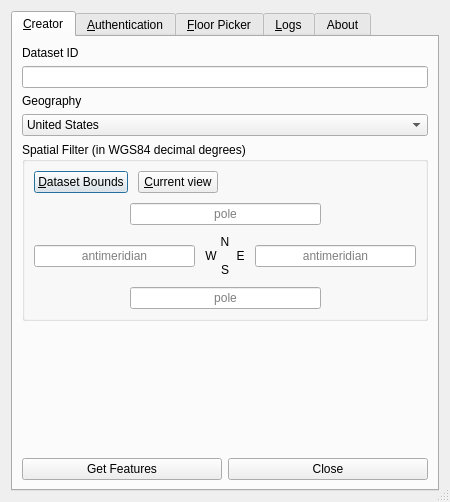
This is src/ui/azure_maps_plugin_dialog_base.ui in Azure/Azure-Maps-plugin-for-QGIS as Qt 5 draws it before an edit. The edited form follows.
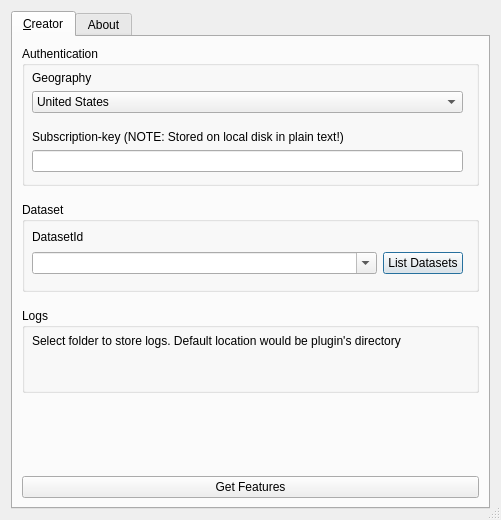
This is the edited form. Icons and pictures are not drawn. Custom widgets are drawn as their Qt base class.

Diff of the .ui file:
```diff
--- a/src/ui/azure_maps_plugin_dialog_base.ui
+++ b/src/ui/azure_maps_plugin_dialog_base.ui
@@ -6,8 +6,8 @@
    <rect>
     <x>0</x>
     <y>0</y>
-    <width>450</width>
-    <height>500</height>
+    <width>501</width>
+    <height>520</height>
    </rect>
   </property>
   <property name="sizePolicy">
@@ -52,235 +52,98 @@
       </attribute>
       <layout class="QVBoxLayout" name="verticalLayout_7">
        <item>
-        <widget class="QLabel" name="label_5">
-         <property name="text">
-          <string>Dataset ID</string>
+        <widget class="QGroupBox" name="authentication">
+         <property name="minimumSize">
+          <size>
+           <width>0</width>
+           <height>140</height>
+          </size>
          </property>
-        </widget>
-       </item>
-       <item>
-        <widget class="QLineEdit" name="datasetId">
-         <property name="frame">
-          <bool>true</bool>
+         <property name="layoutDirection">
+          <enum>Qt::LeftToRight</enum>
          </property>
-         <property name="placeholderText">
-          <string/>
-         </property>
-         <property name="clearButtonEnabled">
-          <bool>true</bool>
-         </property>
-        </widget>
-       </item>
-       <item>
-        <widget class="QLabel" name="label_4">
-         <property name="text">
-          <string>Geography</string>
-         </property>
-        </widget>
-       </item>
-       <item>
-        <widget class="QComboBox" name="geographyDropdown">
-         <item>
-          <property name="text">
-           <string>United States</string>
-          </property>
-         </item>
-         <item>
-          <property name="text">
-           <string>Test</string>
-          </property>
-         </item>
-         <item>
-          <property name="text">
-           <string>Localhost</string>
-          </property>
-         </item>
-         <item>
-          <property name="text">
-           <string>Europe</string>
-          </property>
-         </item>
-        </widget>
-       </item>
-       <item>
-        <widget class="QGroupBox" name="groupBox_3">
-         <property name="sizePolicy">
-          <sizepolicy hsizetype="Expanding" vsizetype="Fixed">
-           <horstretch>0</horstretch>
-           <verstretch>0</verstretch>
-          </sizepolicy>
-         </property>
          <property name="title">
-          <string>Spatial Filter (in WGS84 decimal degrees)</string>
+          <string>Authentication</string>
          </property>
-         <layout class="QVBoxLayout" name="verticalLayout_6">
-          <property name="spacing">
-           <number>10</number>
+         <widget class="QWidget" name="verticalLayoutWidget">
+          <property name="geometry">
+           <rect>
+            <x>10</x>
+            <y>20</y>
+            <width>431</width>
+            <height>111</height>
+           </rect>
           </property>
-          <item>
-           <layout class="QHBoxLayout" name="horizontalLayout_7">
-            <item>
-             <widget class="QPushButton" name="allExtentButton">
+          <layout class="QVBoxLayout" name="authenticationLayout">
+           <property name="topMargin">
+            <number>5</number>
+           </property>
+           <property name="bottomMargin">
+            <number>5</number>
+           </property>
+           <item>
+            <widget class="QLabel" name="geographyDropdownLabel">
+             <property name="text">
+              <string>Geography</string>
+             </property>
+            </widget>
+           </item>
+           <item>
+            <widget class="QComboBox" name="geographyDropdown">
+             <item>
               <property name="text">
-               <string>&amp;Dataset Bounds</string>
+               <string>United States</string>
               </property>
-             </widget>
-            </item>
-            <item>
-             <widget class="QPushButton" name="currentExtentButton">
+             </item>
+             <item>
               <property name="text">
-               <string>&amp;Current view</string>
+               <string>Test</string>
               </property>
-             </widget>
-            </item>
-            <item>
-             <spacer name="horizontalSpacer">
-              <property name="orientation">
-               <enum>Qt::Horizontal</enum>
+             </item>
+             <item>
+              <property name="text">
+               <string>Localhost</string>
               </property>
-              <property name="sizeHint" stdset="0">
-               <size>
-                <width>40</width>
-                <height>20</height>
-               </size>
+             </item>
+             <item>
+              <property name="text">
+               <string>Europe</string>
               </property>
-             </spacer>
-            </item>
-           </layout>
-          </item>
-          <item>
-           <layout class="QVBoxLayout" name="verticalLayout_5">
-            <item>
-             <layout class="QHBoxLayout" name="horizontalLayout_9" stretch="1,2,1">
-              <item>
-               <spacer name="horizontalSpacer_3">
-                <property name="orientation">
-                 <enum>Qt::Horizontal</enum>
-                </property>
-                <property name="sizeHint" stdset="0">
-                 <size>
-                  <width>40</width>
-                  <height>20</height>
-                 </size>
-                </property>
-               </spacer>
-              </item>
-              <item>
-               <widget class="QLineEdit" name="extentNorth">
-                <property name="text">
-                 <string/>
-                </property>
-                <property name="alignment">
-                 <set>Qt::AlignCenter</set>
-                </property>
-                <property name="placeholderText">
-                 <string>pole</string>
-                </property>
-               </widget>
-              </item>
-              <item>
-               <spacer name="horizontalSpacer_2">
-                <property name="orientation">
-                 <enum>Qt::Horizontal</enum>
-                </property>
-                <property name="sizeHint" stdset="0">
-                 <size>
-                  <width>40</width>
-                  <height>20</height>
-                 </size>
-                </property>
-               </spacer>
-              </item>
-             </layout>
-            </item>
-            <item>
-             <layout class="QHBoxLayout" name="horizontalLayout_8">
-              <item>
-               <widget class="QLineEdit" name="extentWest">
-                <property name="text">
-                 <string/>
-                </property>
-                <property name="alignment">
-                 <set>Qt::AlignCenter</set>
-                </property>
-                <property name="placeholderText">
-                 <string>antimeridian</string>
-                </property>
-               </widget>
-              </item>
-              <item>
-               <widget class="QLabel" name="label">
-                <property name="text">
-                 <string>N
-W      E
-S</string>
-                </property>
-                <property name="alignment">
-                 <set>Qt::AlignCenter</set>
-                </property>
-               </widget>
-              </item>
-              <item>
-               <widget class="QLineEdit" name="extentEast">
-                <property name="text">
-                 <string/>
-                </property>
-                <property name="alignment">
-                 <set>Qt::AlignCenter</set>
-                </property>
-                <property name="placeholderText">
-                 <string>antimeridian</string>
-                </property>
-               </widget>
-              </item>
-             </layout>
-            </item>
-            <item>
-             <layout class="QHBoxLayout" name="horizontalLayout_10" stretch="1,2,1">
-              <item>
-               <spacer name="horizontalSpacer_4">
-                <property name="orientation">
-                 <enum>Qt::Horizontal</enum>
-                </property>
-                <property name="sizeHint" stdset="0">
-                 <size>
-                  <width>40</width>
-                  <height>20</height>
-                 </size>
-                </property>
-               </spacer>
-              </item>
-              <item>
-               <widget class="QLineEdit" name="extentSouth">
-                <property name="text">
-                 <string/>
-                </property>
-                <property name="alignment">
-                 <set>Qt::AlignCenter</set>
-                </property>
-                <property name="placeholderText">
-                 <string>pole</string>
-                </property>
-               </widget>
-              </item>
-              <item>
-               <spacer name="horizontalSpacer_5">
-                <property name="orientation">
-                 <enum>Qt::Horizontal</enum>
-                </property>
-                <property name="sizeHint" stdset="0">
-                 <size>
-                  <width>40</width>
-                  <height>20</height>
-                 </size>
-                </property>
-               </spacer>
-              </item>
-             </layout>
-            </item>
-           </layout>
-          </item>
-         </layout>
+             </item>
+            </widget>
+           </item>
+           <item>
+            <spacer name="spacerInsideAuthentication">
+             <property name="orientation">
+              <enum>Qt::Vertical</enum>
+             </property>
+             <property name="sizeHint" stdset="0">
+              <size>
+               <width>20</width>
+               <height>5</height>
+              </size>
+             </property>
+            </spacer>
+           </item>
+           <item>
+            <widget class="QLabel" name="subKeyLabel">
+             <property name="text">
+              <string>Subscription-key (NOTE: Stored on local disk in plain text!)</string>
+             </property>
+            </widget>
+           </item>
+           <item>
+            <widget class="QLineEdit" name="subKey">
+             <property name="echoMode">
+              <enum>QLineEdit::PasswordEchoOnEdit</enum>
+             </property>
+             <property name="clearButtonEnabled">
+              <bool>true</bool>
+             </property>
+            </widget>
+           </item>
+          </layout>
+         </widget>
         </widget>
        </item>
        <item>
@@ -288,133 +151,154 @@
          <property name="orientation">
           <enum>Qt::Vertical</enum>
          </property>
+         <property name="sizeType">
+          <enum>QSizePolicy::Fixed</enum>
+         </property>
          <property name="sizeHint" stdset="0">
           <size>
            <width>20</width>
-           <height>0</height>
+           <height>10</height>
           </size>
          </property>
         </spacer>
        </item>
        <item>
-        <layout class="QHBoxLayout" name="horizontalLayout_6">
-         <item>
-          <widget class="QPushButton" name="getFeaturesButton">
-           <property name="text">
-            <string>Get Features</string>
-           </property>
-           <property name="default">
-            <bool>false</bool>
-           </property>
-          </widget>
-         </item>
-         <item>
-          <widget class="QPushButton" name="closeButton">
-           <property name="text">
-            <string>Close</string>
-           </property>
-          </widget>
-         </item>
-        </layout>
-       </item>
-      </layout>
-     </widget>
-     <widget class="QWidget" name="authTab">
-      <attribute name="title">
-       <string>&amp;Authentication</string>
-      </attribute>
-      <layout class="QVBoxLayout" name="verticalLayout_4">
-       <item>
-        <widget class="QRadioButton" name="skButton">
-         <property name="text">
-          <string>Use Shared Key authentication</string>
+        <widget class="QGroupBox" name="dataset">
+         <property name="minimumSize">
+          <size>
+           <width>0</width>
+           <height>90</height>
+          </size>
          </property>
-         <property name="checked">
-          <bool>true</bool>
+         <property name="title">
+          <string>Dataset</string>
          </property>
+         <widget class="QWidget" name="verticalLayoutWidget_2">
+          <property name="geometry">
+           <rect>
+            <x>10</x>
+            <y>20</y>
+            <width>431</width>
+            <height>61</height>
+           </rect>
+          </property>
+          <layout class="QVBoxLayout" name="datasetLayout">
+           <property name="topMargin">
+            <number>5</number>
+           </property>
+           <property name="bottomMargin">
+            <number>5</number>
+           </property>
+           <item>
+            <widget class="QLabel" name="datasetIdLabel">
+             <property name="maximumSize">
+              <size>
+               <width>16777215</width>
+               <height>15</height>
+              </size>
+             </property>
+             <property name="text">
+              <string>DatasetId</string>
+             </property>
+            </widget>
+           </item>
+           <item>
+            <layout class="QHBoxLayout" name="datasetIdLayout">
+             <item>
+              <widget class="QComboBox" name="datasetId">
+               <property name="editable">
+                <bool>true</bool>
+               </property>
+              </widget>
+             </item>
+             <item>
+              <widget class="QPushButton" name="listDatasetButton">
+               <property name="maximumSize">
+                <size>
+                 <width>80</width>
+                 <height>16777215</height>
+                </size>
+               </property>
+               <property name="text">
+                <string>List Datasets</string>
+               </property>
+              </widget>
+             </item>
+            </layout>
+           </item>
+          </layout>
+         </widget>
         </widget>
        </item>
        <item>
-        <widget class="QLabel" name="label_3">
-         <property name="text">
-          <string>Key (NOTE: Stored on local disk in plain text!)</string>
-         </property>
-         <property name="indent">
-          <number>25</number>
-         </property>
-        </widget>
-       </item>
-       <item>
-        <widget class="QLineEdit" name="sharedKey">
-         <property name="styleSheet">
-          <string notr="true">QLineEdit#sharedKey { margin-left: 25px }</string>
-         </property>
-         <property name="echoMode">
-          <enum>QLineEdit::PasswordEchoOnEdit</enum>
-         </property>
-         <property name="clearButtonEnabled">
-          <bool>true</bool>
-         </property>
-        </widget>
-       </item>
-       <item>
-        <spacer name="verticalSpacer_2">
+        <spacer name="spacerDatasetLogs">
          <property name="orientation">
           <enum>Qt::Vertical</enum>
          </property>
+         <property name="sizeType">
+          <enum>QSizePolicy::Fixed</enum>
+         </property>
          <property name="sizeHint" stdset="0">
           <size>
            <width>20</width>
-           <height>165</height>
+           <height>10</height>
           </size>
          </property>
         </spacer>
        </item>
        <item>
-        <layout class="QHBoxLayout" name="horizontalLayout_3">
-         <item>
-          <widget class="QPushButton" name="getFeaturesButton_2">
-           <property name="text">
-            <string>Get Features</string>
-           </property>
-          </widget>
-         </item>
-        </layout>
-       </item>
-      </layout>
-     </widget>
-     <widget class="QWidget" name="FloorPickerWidget">
-      <attribute name="title">
-       <string>&amp;Floor Picker</string>
-      </attribute>
-      <layout class="QVBoxLayout" name="verticalLayout_2">
-       <item>
-        <widget class="QGroupBox" name="groupBox_2">
-         <property name="sizePolicy">
-          <sizepolicy hsizetype="Preferred" vsizetype="Fixed">
-           <horstretch>0</horstretch>
-           <verstretch>0</verstretch>
-          </sizepolicy>
+        <widget class="QGroupBox" name="logs">
+         <property name="minimumSize">
+          <size>
+           <width>0</width>
+           <height>85</height>
+          </size>
          </property>
          <property name="title">
-          <string>Floor Picker</string>
+          <string>Logs</string>
          </property>
-         <layout class="QHBoxLayout" name="horizontalLayout">
-          <item>
-           <widget class="QLabel" name="label_2">
-            <property name="text">
-             <string>Floor ordinal</string>
-            </property>
-           </widget>
-          </item>
-          <item>
-           <widget class="QComboBox" name="floorPicker"/>
-          </item>
-         </layout>
+         <widget class="QWidget" name="verticalLayoutWidget_3">
+          <property name="geometry">
+           <rect>
+            <x>10</x>
+            <y>20</y>
+            <width>431</width>
+            <height>54</height>
+           </rect>
+          </property>
+          <layout class="QVBoxLayout" name="logsLayout">
+           <property name="topMargin">
+            <number>5</number>
+           </property>
+           <property name="bottomMargin">
+            <number>5</number>
+           </property>
+           <item>
+            <widget class="QLabel" name="logsLabel">
+             <property name="maximumSize">
+              <size>
+               <width>16777215</width>
+               <height>15</height>
+              </size>
+             </property>
+             <property name="text">
+              <string>Select folder to store logs. Default location would be plugin's directory</string>
+             </property>
+            </widget>
+           </item>
+           <item>
+            <widget class="QgsFileWidget" name="logsFolderPicker">
+             <property name="storageMode">
+              <enum>QgsFileWidget::GetDirectory</enum>
+             </property>
+            </widget>
+           </item>
+          </layout>
+         </widget>
         </widget>
        </item>
        <item>
-        <spacer name="verticalSpacer">
+        <spacer name="spacerBotton">
          <property name="orientation">
           <enum>Qt::Vertical</enum>
          </property>
@@ -424,61 +308,24 @@
          <property name="sizeHint" stdset="0">
           <size>
            <width>20</width>
-           <height>40</height>
+           <height>30</height>
           </size>
          </property>
         </spacer>
        </item>
+       <item>
+        <widget class="QPushButton" name="getFeaturesButton">
+         <property name="text">
+          <string>Get Features</string>
+         </property>
+         <property name="default">
+          <bool>false</bool>
+         </property>
+        </widget>
+       </item>
       </layout>
      </widget>
-     <widget class="QWidget" name="logsTab">
-      <attribute name="title">
-       <string>&amp;Logs</string>
-      </attribute>
-      <widget class="QGroupBox" name="groupBox">
-       <property name="geometry">
-        <rect>
-         <x>10</x>
-         <y>10</y>
-         <width>431</width>
-         <height>101</height>
-        </rect>
-       </property>
-       <property name="title">
-        <string>Logs</string>
-       </property>
-       <widget class="QgsFileWidget" name="logsFolderPicker">
-        <property name="geometry">
-         <rect>
-          <x>20</x>
-          <y>50</y>
-          <width>391</width>
-          <height>27</height>
-         </rect>
-        </property>
-        <property name="defaultRoot">
-         <string/>
-        </property>
-        <property name="storageMode">
-         <enum>QgsFileWidget::GetDirectory</enum>
-        </property>
-       </widget>
-       <widget class="QLabel" name="label_6">
-        <property name="geometry">
-         <rect>
-          <x>20</x>
-          <y>30</y>
-          <width>341</width>
-          <height>16</height>
-         </rect>
-        </property>
-        <property name="text">
-         <string>Select folder to store logs. Default location would be plugin's directory</string>
-        </property>
-       </widget>
-      </widget>
-     </widget>
-     <widget class="QWidget" name="aboutTab">
+     <widget class="QWidget" name="AboutTab">
       <property name="acceptDrops">
        <bool>false</bool>
       </property>
```
Left out of the diff: 6 changed lines with no effect on the pictures.
